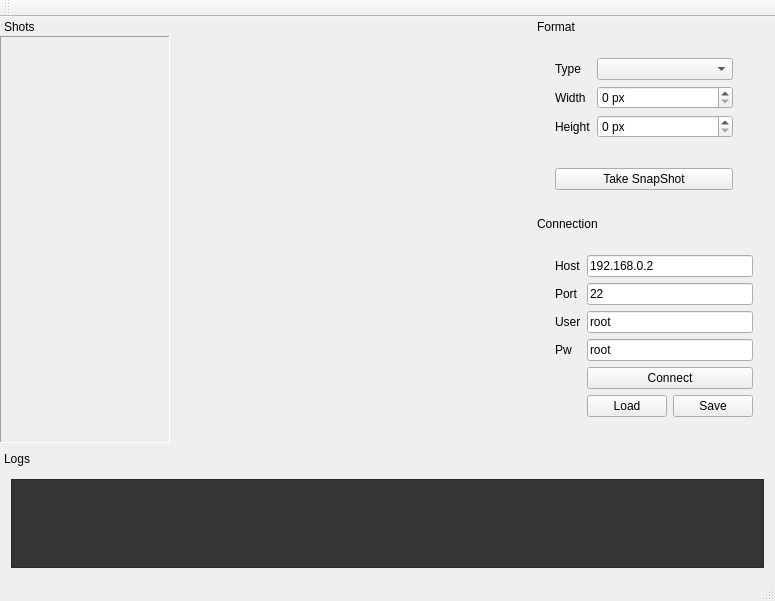
Old version of the form ui/rfbss.ui in the repository lucadesogus/remote-framebuffer-screenshotter.
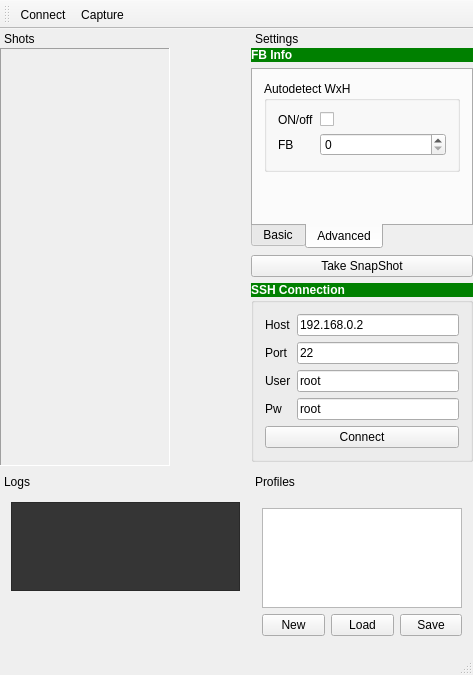
New version of the form. The open tabs and pages were chosen to show the change.

What changed in the file:
```diff
--- a/ui/rfbss.ui
+++ b/ui/rfbss.ui
@@ -6,12 +6,12 @@
    <rect>
     <x>0</x>
     <y>0</y>
-    <width>775</width>
-    <height>601</height>
+    <width>473</width>
+    <height>675</height>
    </rect>
   </property>
   <property name="sizePolicy">
-   <sizepolicy hsizetype="Expanding" vsizetype="Expanding">
+   <sizepolicy hsizetype="Expanding" vsizetype="Fixed">
     <horstretch>0</horstretch>
     <verstretch>0</verstretch>
    </sizepolicy>
@@ -27,7 +27,7 @@
     <rect>
      <x>0</x>
      <y>0</y>
-     <width>775</width>
+     <width>473</width>
      <height>21</height>
     </rect>
    </property>
@@ -37,8 +37,10 @@
     <enum>TopToolBarArea</enum>
    </attribute>
    <attribute name="toolBarBreak">
-    <bool>false</bool>
+    <bool>true</bool>
    </attribute>
+   <addaction name="actionConnect"/>
+   <addaction name="actionCapture_FB"/>
   </widget>
   <widget class="QStatusBar" name="statusBar"/>
   <widget class="QDockWidget" name="dockWidget">
@@ -101,10 +103,16 @@
    </widget>
   </widget>
   <widget class="QDockWidget" name="dockWidget_2">
+   <property name="sizePolicy">
+    <sizepolicy hsizetype="Preferred" vsizetype="Preferred">
+     <horstretch>0</horstretch>
+     <verstretch>0</verstretch>
+    </sizepolicy>
+   </property>
    <property name="minimumSize">
     <size>
      <width>222</width>
-     <height>177</height>
+     <height>389</height>
     </size>
    </property>
    <property name="maximumSize">
@@ -117,27 +125,101 @@
     <set>QDockWidget::NoDockWidgetFeatures</set>
    </property>
    <property name="windowTitle">
-    <string>Format</string>
+    <string>Settings</string>
    </property>
    <attribute name="dockWidgetArea">
     <number>2</number>
    </attribute>
    <widget class="QWidget" name="dockWidgetContents_2">
     <layout class="QVBoxLayout" name="verticalLayout">
+     <property name="leftMargin">
+      <number>0</number>
+     </property>
+     <property name="topMargin">
+      <number>0</number>
+     </property>
+     <property name="rightMargin">
+      <number>0</number>
+     </property>
+     <property name="bottomMargin">
+      <number>0</number>
+     </property>
      <item>
-      <widget class="QWidget" name="widget_3" native="true">
+      <layout class="QVBoxLayout" name="verticalLayout_6">
+       <property name="spacing">
+        <number>0</number>
+       </property>
+       <property name="topMargin">
+        <number>0</number>
+       </property>
+       <item>
+        <widget class="QWidget" name="widget_5" native="true">
+         <property name="layoutDirection">
+          <enum>Qt::LeftToRight</enum>
+         </property>
+         <layout class="QGridLayout" name="gridLayout_5">
+          <property name="leftMargin">
+           <number>0</number>
+          </property>
+          <property name="topMargin">
+           <number>0</number>
+          </property>
+          <property name="rightMargin">
+           <number>0</number>
+          </property>
+          <property name="bottomMargin">
+           <number>0</number>
+          </property>
+          <item row="2" column="0">
+           <widget class="QPushButton" name="btn_takeSnapshot">
+            <property name="text">
+             <string>Take SnapShot</string>
+            </property>
+           </widget>
+          </item>
+          <item row="1" column="0">
+           <widget class="QTabWidget" name="tabWidget">
+            <property name="sizePolicy">
+             <sizepolicy hsizetype="Expanding" vsizetype="Fixed">
+              <horstretch>0</horstretch>
+              <verstretch>0</verstretch>
+             </sizepolicy>
+            </property>
+            <property name="autoFillBackground">
+             <bool>true</bool>
+            </property>
+            <property name="tabPosition">
+             <enum>QTabWidget::South</enum>
+            </property>
+            <property name="currentIndex">
+             <number>0</number>
+            </property>
+            <property name="elideMode">
+             <enum>Qt::ElideNone</enum>
+            </property>
+            <widget class="QWidget" name="tab">
+             <attribute name="title">
+              <string>Basic</string>
+             </attribute>
        <layout class="QFormLayout" name="formLayout">
-        <property name="fieldGrowthPolicy">
-         <enum>QFormLayout::AllNonFixedFieldsGrow</enum>
-        </property>
         <item row="0" column="0">
+               <widget class="QLabel" name="label_4">
+                <property name="text">
+                 <string>FB</string>
+                </property>
+               </widget>
+              </item>
+              <item row="0" column="1">
+               <widget class="QSpinBox" name="spnBox_FBnum"/>
+              </item>
+              <item row="1" column="0">
          <widget class="QLabel" name="label">
           <property name="text">
            <string>Type</string>
           </property>
          </widget>
         </item>
-        <item row="0" column="1">
+              <item row="1" column="1">
          <widget class="QComboBox" name="cmbBoxBufType">
           <property name="sizePolicy">
            <sizepolicy hsizetype="Preferred" vsizetype="Fixed">
@@ -147,14 +229,14 @@
           </property>
          </widget>
         </item>
-        <item row="1" column="0">
+              <item row="2" column="0">
          <widget class="QLabel" name="label_2">
           <property name="text">
            <string>Width</string>
           </property>
          </widget>
         </item>
-        <item row="1" column="1">
+              <item row="2" column="1">
          <widget class="QSpinBox" name="spnBoxWidth">
           <property name="sizePolicy">
            <sizepolicy hsizetype="Preferred" vsizetype="Fixed">
@@ -170,14 +252,14 @@
           </property>
          </widget>
         </item>
-        <item row="2" column="0">
+              <item row="3" column="0">
          <widget class="QLabel" name="label_3">
           <property name="text">
            <string>Height</string>
           </property>
          </widget>
         </item>
-        <item row="2" column="1">
+              <item row="3" column="1">
          <widget class="QSpinBox" name="spnBoxHeight">
           <property name="sizePolicy">
            <sizepolicy hsizetype="Preferred" vsizetype="Fixed">
@@ -195,143 +277,135 @@
         </item>
        </layout>
       </widget>
-     </item>
+            <widget class="QWidget" name="tab_2">
+             <attribute name="title">
+              <string>Advanced</string>
+             </attribute>
+             <layout class="QVBoxLayout" name="verticalLayout_4">
      <item>
-      <widget class="QWidget" name="widget_5" native="true">
-       <property name="layoutDirection">
-        <enum>Qt::LeftToRight</enum>
-       </property>
-       <layout class="QGridLayout" name="gridLayout_5">
+               <widget class="QGroupBox" name="groupBox">
+                <property name="title">
+                 <string>Autodetect WxH</string>
+                </property>
+                <layout class="QFormLayout" name="formLayout_3">
         <item row="0" column="0">
-         <widget class="QPushButton" name="btn_takeSnapshot">
+                  <widget class="QLabel" name="label_5">
           <property name="text">
-           <string>Take SnapShot</string>
+                    <string>ON/off</string>
           </property>
          </widget>
         </item>
-       </layout>
-      </widget>
-     </item>
-    </layout>
-   </widget>
-  </widget>
-  <widget class="QDockWidget" name="dockWidget_3">
-   <property name="sizePolicy">
-    <sizepolicy hsizetype="Fixed" vsizetype="Preferred">
-     <horstretch>0</horstretch>
-     <verstretch>0</verstretch>
-    </sizepolicy>
-   </property>
-   <property name="minimumSize">
-    <size>
-     <width>170</width>
-     <height>111</height>
-    </size>
-   </property>
-   <property name="maximumSize">
-    <size>
-     <width>170</width>
-     <height>524287</height>
-    </size>
-   </property>
-   <property name="floating">
-    <bool>false</bool>
-   </property>
-   <property name="features">
-    <set>QDockWidget::NoDockWidgetFeatures</set>
-   </property>
-   <property name="allowedAreas">
-    <set>Qt::NoDockWidgetArea</set>
-   </property>
-   <property name="windowTitle">
-    <string>Shots</string>
-   </property>
-   <attribute name="dockWidgetArea">
-    <number>1</number>
-   </attribute>
-   <widget class="QWidget" name="dockWidgetContents_3">
-    <layout class="QVBoxLayout" name="verticalLayout_2">
-     <property name="leftMargin">
-      <number>0</number>
-     </property>
-     <property name="topMargin">
-      <number>0</number>
-     </property>
-     <property name="rightMargin">
-      <number>0</number>
-     </property>
-     <property name="bottomMargin">
-      <number>0</number>
-     </property>
-     <item>
-      <widget class="QScrollArea" name="scrollAreaShotsList">
-       <property name="sizePolicy">
-        <sizepolicy hsizetype="Fixed" vsizetype="Expanding">
-         <horstretch>0</horstretch>
-         <verstretch>0</verstretch>
-        </sizepolicy>
-       </property>
-       <property name="minimumSize">
-        <size>
-         <width>170</width>
-         <height>0</height>
-        </size>
-       </property>
-       <property name="frameShape">
-        <enum>QFrame::Panel</enum>
-       </property>
-       <property name="widgetResizable">
-        <bool>true</bool>
-       </property>
-       <widget class="QWidget" name="scrollAreaShotsList_widget">
-        <property name="geometry">
-         <rect>
-          <x>0</x>
-          <y>0</y>
-          <width>168</width>
-          <height>393</height>
-         </rect>
-        </property>
-        <layout class="QVBoxLayout" name="verticalLayout_3">
-         <property name="spacing">
-          <number>9</number>
-         </property>
-        </layout>
-       </widget>
-      </widget>
-     </item>
-    </layout>
-   </widget>
-  </widget>
-  <widget class="QDockWidget" name="dockWidget_4">
-   <property name="features">
-    <set>QDockWidget::NoDockWidgetFeatures</set>
-   </property>
-   <property name="allowedAreas">
-    <set>Qt::NoDockWidgetArea</set>
-   </property>
-   <property name="windowTitle">
-    <string>Connection</string>
-   </property>
-   <attribute name="dockWidgetArea">
-    <number>2</number>
-   </attribute>
-   <widget class="QWidget" name="dockWidgetContents_4">
-    <layout class="QGridLayout" name="gridLayout_3">
-     <item row="0" column="0">
-      <widget class="QWidget" name="widget_4" native="true">
+                 <item row="0" column="1">
+                  <widget class="QCheckBox" name="checkBox">
        <property name="sizePolicy">
         <sizepolicy hsizetype="Preferred" vsizetype="Preferred">
          <horstretch>0</horstretch>
          <verstretch>0</verstretch>
         </sizepolicy>
        </property>
+                   <property name="text">
+                    <string/>
+                   </property>
+                  </widget>
+                 </item>
+                 <item row="1" column="0">
+                  <widget class="QLabel" name="label_6">
+                   <property name="text">
+                    <string>FB</string>
+                   </property>
+                  </widget>
+                 </item>
+                 <item row="1" column="1">
+                  <widget class="QSpinBox" name="spnBox_FB_autodetectWH"/>
+                 </item>
+                </layout>
+               </widget>
+              </item>
+              <item>
+               <spacer name="verticalSpacer">
+                <property name="orientation">
+                 <enum>Qt::Vertical</enum>
+                </property>
+                <property name="sizeType">
+                 <enum>QSizePolicy::Ignored</enum>
+                </property>
+                <property name="sizeHint" stdset="0">
+                 <size>
+                  <width>20</width>
+                  <height>40</height>
+                 </size>
+                </property>
+               </spacer>
+              </item>
+             </layout>
+            </widget>
+           </widget>
+          </item>
+          <item row="0" column="0">
+           <widget class="QLabel" name="label_7">
+            <property name="sizePolicy">
+             <sizepolicy hsizetype="Preferred" vsizetype="Fixed">
+              <horstretch>0</horstretch>
+              <verstretch>0</verstretch>
+             </sizepolicy>
+            </property>
+            <property name="styleSheet">
+             <string notr="true">background-color:green; color:white;font:bold;</string>
+            </property>
+            <property name="text">
+             <string>FB Info</string>
+            </property>
+           </widget>
+          </item>
+         </layout>
+        </widget>
+       </item>
+      </layout>
+     </item>
+     <item>
+      <layout class="QVBoxLayout" name="verticalLayout_5">
+       <property name="spacing">
+        <number>0</number>
+       </property>
+       <property name="topMargin">
+        <number>0</number>
+       </property>
+       <item>
+        <widget class="QLabel" name="label_8">
+         <property name="sizePolicy">
+          <sizepolicy hsizetype="Preferred" vsizetype="Fixed">
+           <horstretch>0</horstretch>
+           <verstretch>0</verstretch>
+          </sizepolicy>
+         </property>
+         <property name="styleSheet">
+          <string notr="true">background-color:green; color:white;font:bold;</string>
+         </property>
+         <property name="text">
+          <string>SSH Connection</string>
+         </property>
+        </widget>
+       </item>
+       <item>
+        <widget class="QGroupBox" name="groupBox_4">
+         <property name="sizePolicy">
+          <sizepolicy hsizetype="Preferred" vsizetype="Fixed">
+           <horstretch>0</horstretch>
+           <verstretch>0</verstretch>
+          </sizepolicy>
+         </property>
        <property name="minimumSize">
         <size>
          <width>0</width>
          <height>0</height>
         </size>
        </property>
+         <property name="styleSheet">
+          <string notr="true"/>
+         </property>
+         <property name="title">
+          <string/>
+         </property>
        <layout class="QFormLayout" name="formLayout_2">
         <item row="0" column="0">
          <widget class="QLabel" name="label_9">
@@ -383,8 +457,8 @@
           </property>
          </widget>
         </item>
-        <item row="2" column="1">
-         <widget class="QLineEdit" name="txt_user">
+          <item row="5" column="0" colspan="2">
+           <widget class="QPushButton" name="btn_connect">
           <property name="sizePolicy">
            <sizepolicy hsizetype="Preferred" vsizetype="Fixed">
             <horstretch>0</horstretch>
@@ -392,7 +466,7 @@
            </sizepolicy>
           </property>
           <property name="text">
-           <string>root</string>
+             <string>Connect</string>
           </property>
          </widget>
         </item>
@@ -403,6 +477,19 @@
           </property>
          </widget>
         </item>
+          <item row="2" column="1">
+           <widget class="QLineEdit" name="txt_user">
+            <property name="sizePolicy">
+             <sizepolicy hsizetype="Preferred" vsizetype="Fixed">
+              <horstretch>0</horstretch>
+              <verstretch>0</verstretch>
+             </sizepolicy>
+            </property>
+            <property name="text">
+             <string>root</string>
+            </property>
+           </widget>
+          </item>
         <item row="3" column="1">
          <widget class="QLineEdit" name="txt_pw">
           <property name="sizePolicy">
@@ -416,24 +503,190 @@
           </property>
          </widget>
         </item>
-        <item row="4" column="1">
-         <widget class="QPushButton" name="btn_connect">
+         </layout>
+        </widget>
+       </item>
+       <item>
+        <spacer name="verticalSpacer_2">
+         <property name="orientation">
+          <enum>Qt::Vertical</enum>
+         </property>
+         <property name="sizeType">
+          <enum>QSizePolicy::Expanding</enum>
+         </property>
+         <property name="sizeHint" stdset="0">
+          <size>
+           <width>20</width>
+           <height>40</height>
+          </size>
+         </property>
+        </spacer>
+       </item>
+      </layout>
+     </item>
+    </layout>
+   </widget>
+  </widget>
+  <widget class="QDockWidget" name="dockWidget_3">
           <property name="sizePolicy">
-           <sizepolicy hsizetype="Preferred" vsizetype="Fixed">
+    <sizepolicy hsizetype="Fixed" vsizetype="Preferred">
             <horstretch>0</horstretch>
             <verstretch>0</verstretch>
            </sizepolicy>
           </property>
-          <property name="text">
-           <string>Connect</string>
-          </property>
-         </widget>
-        </item>
-        <item row="5" column="1">
-         <layout class="QHBoxLayout" name="horizontalLayout_3">
+   <property name="minimumSize">
+    <size>
+     <width>170</width>
+     <height>222</height>
+    </size>
+   </property>
+   <property name="maximumSize">
+    <size>
+     <width>170</width>
+     <height>524287</height>
+    </size>
+   </property>
+   <property name="floating">
+    <bool>false</bool>
+   </property>
+   <property name="features">
+    <set>QDockWidget::NoDockWidgetFeatures</set>
+   </property>
+   <property name="allowedAreas">
+    <set>Qt::NoDockWidgetArea</set>
+   </property>
+   <property name="windowTitle">
+    <string>Shots</string>
+   </property>
+   <attribute name="dockWidgetArea">
+    <number>1</number>
+   </attribute>
+   <widget class="QWidget" name="dockWidgetContents_3">
+    <layout class="QVBoxLayout" name="verticalLayout_2">
+     <property name="leftMargin">
+      <number>0</number>
+     </property>
+     <property name="topMargin">
+      <number>0</number>
+     </property>
+     <property name="rightMargin">
+      <number>0</number>
+     </property>
           <property name="bottomMargin">
            <number>0</number>
           </property>
+     <item>
+      <widget class="QScrollArea" name="scrollAreaShotsList">
+       <property name="sizePolicy">
+        <sizepolicy hsizetype="Expanding" vsizetype="Expanding">
+         <horstretch>0</horstretch>
+         <verstretch>0</verstretch>
+        </sizepolicy>
+       </property>
+       <property name="minimumSize">
+        <size>
+         <width>170</width>
+         <height>0</height>
+        </size>
+       </property>
+       <property name="frameShape">
+        <enum>QFrame::Panel</enum>
+       </property>
+       <property name="widgetResizable">
+        <bool>true</bool>
+       </property>
+       <widget class="QWidget" name="scrollAreaShotsList_widget">
+        <property name="geometry">
+         <rect>
+          <x>0</x>
+          <y>0</y>
+          <width>168</width>
+          <height>405</height>
+         </rect>
+        </property>
+        <layout class="QVBoxLayout" name="verticalLayout_3">
+         <property name="spacing">
+          <number>9</number>
+         </property>
+        </layout>
+       </widget>
+      </widget>
+     </item>
+    </layout>
+   </widget>
+  </widget>
+  <widget class="QDockWidget" name="dockWidget_5">
+   <property name="sizePolicy">
+    <sizepolicy hsizetype="Preferred" vsizetype="Preferred">
+     <horstretch>0</horstretch>
+     <verstretch>0</verstretch>
+    </sizepolicy>
+   </property>
+   <property name="minimumSize">
+    <size>
+     <width>222</width>
+     <height>181</height>
+    </size>
+   </property>
+   <property name="maximumSize">
+    <size>
+     <width>222</width>
+     <height>524287</height>
+    </size>
+   </property>
+   <property name="features">
+    <set>QDockWidget::NoDockWidgetFeatures</set>
+   </property>
+   <property name="allowedAreas">
+    <set>Qt::BottomDockWidgetArea</set>
+   </property>
+   <property name="windowTitle">
+    <string>Profiles</string>
+   </property>
+   <attribute name="dockWidgetArea">
+    <number>8</number>
+   </attribute>
+   <widget class="QWidget" name="dockWidgetContents_7">
+    <layout class="QGridLayout" name="gridLayout_2">
+     <item row="0" column="0">
+      <layout class="QVBoxLayout" name="verticalLayout_7">
+       <property name="rightMargin">
+        <number>0</number>
+       </property>
+       <item>
+        <widget class="QListWidget" name="listWidget">
+         <property name="sizePolicy">
+          <sizepolicy hsizetype="Expanding" vsizetype="Fixed">
+           <horstretch>0</horstretch>
+           <verstretch>0</verstretch>
+          </sizepolicy>
+         </property>
+         <property name="minimumSize">
+          <size>
+           <width>0</width>
+           <height>0</height>
+          </size>
+         </property>
+         <property name="maximumSize">
+          <size>
+           <width>16777215</width>
+           <height>100</height>
+          </size>
+         </property>
+        </widget>
+       </item>
+       <item>
+        <layout class="QHBoxLayout" name="horizontalLayout">
+         <property name="rightMargin">
+          <number>0</number>
+         </property>
+         <item>
+          <widget class="QPushButton" name="pushButton_2">
+           <property name="text">
+            <string>New</string>
+           </property>
+          </widget>
+         </item>
           <item>
            <widget class="QPushButton" name="btnLoadProfile">
             <property name="text">
@@ -451,11 +704,32 @@
          </layout>
         </item>
        </layout>
-      </widget>
      </item>
     </layout>
    </widget>
   </widget>
+  <action name="actionCapture_FB">
+   <property name="text">
+    <string>Capture</string>
+   </property>
+   <property name="toolTip">
+    <string>Capture</string>
+   </property>
+   <property name="shortcut">
+    <string>F5</string>
+   </property>
+  </action>
+  <action name="actionConnect">
+   <property name="text">
+    <string>Connect</string>
+   </property>
+   <property name="toolTip">
+    <string>Connect</string>
+   </property>
+   <property name="shortcut">
+    <string>F4</string>
+   </property>
+  </action>
  </widget>
  <layoutdefault spacing="6" margin="11"/>
  <resources/>
```
Lines whose indentation alone changed are shown as unchanged.
